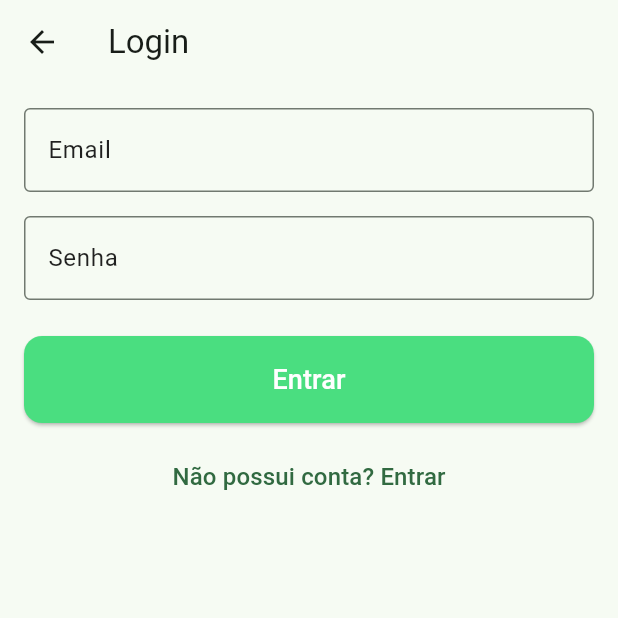
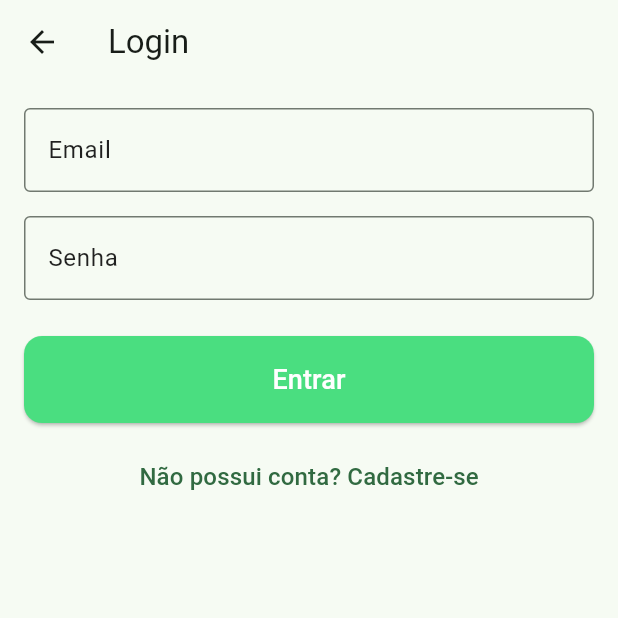
Before and after one commit to NatanTeixeiraVieira/garbage_classifier_mobile, a Flutter app: the screen it shows after launch, after a tap on "Cadastrar-se", after a tap on "Já possui conta? Entrar", on a phone screen of 412 x 824 dp, the top half of it. Run offline on Flutter 3.47's test engine with Material 3 defaults, Android fonts, the phone set to English and light mode, and no system bars.

Commit message:
fix: Adjust texts and initial navigation

```diff
--- a/lib/screens/home_screen.dart
+++ b/lib/screens/home_screen.dart
@@ -4,7 +4,6 @@ class HomeScreen extends StatelessWidget {
   const HomeScreen({super.key});
 
   void _startCamera(BuildContext context) {
-    // Aqui futuramente você chamaria a tela da câmera
     ScaffoldMessenger.of(context).showSnackBar(
       const SnackBar(content: Text("Abrir câmera para classificar o lixo")),
     );
@@ -58,7 +57,7 @@ class HomeScreen extends StatelessWidget {
                 onPressed: () => _startCamera(context),
                 icon: const Icon(Icons.camera_alt),
                 label: const Text(
-                  "Começar",
+                  "Escanear",
                   style: TextStyle(fontSize: 20),
                 ),
                 style: ElevatedButton.styleFrom(
--- a/lib/screens/login_screen.dart
+++ b/lib/screens/login_screen.dart
@@ -1,4 +1,5 @@
 import 'package:flutter/material.dart';
+import 'package:garbage_classifier_mobile/screens/home_screen.dart';
 import 'package:garbage_classifier_mobile/screens/register_screen.dart';
 
 class LoginScreen extends StatefulWidget {
@@ -19,18 +20,12 @@ class _LoginScreenState extends State<LoginScreen> {
       final email = _emailController.text;
       final password = _passwordController.text;
 
-      // Aqui você pode conectar com API, Firebase ou validar localmente
-      ScaffoldMessenger.of(context).showSnackBar(
-        SnackBar(content: Text("Usuário $email logado com sucesso!")),
-      );
+      Navigator.push(
+          context, MaterialPageRoute(builder: (context) => const HomeScreen()));
 
       _emailController.clear();
       _passwordController.clear();
     }
-  }
-
-  void _goToRegister() {
-    Navigator.pushReplacementNamed(context, '/register');
   }
 
   @override
@@ -96,7 +91,7 @@ class _LoginScreenState extends State<LoginScreen> {
                             builder: (context) => const RegisterScreen()));
                   },
                   child: const Text(
-                    "Não possui conta? Entrar",
+                    "Não possui conta? Cadastre-se",
                     style: TextStyle(fontSize: 16),
                   ),
                 ),
--- a/lib/screens/register_screen.dart
+++ b/lib/screens/register_screen.dart
@@ -21,6 +21,9 @@ class _RegisterScreenState extends State<RegisterScreen> {
       final name = _nameController.text;
       final email = _emailController.text;
       final password = _passwordController.text;
+
+      Navigator.push(
+          context, MaterialPageRoute(builder: (context) => const HomeScreen()));
     }
   }
 
@@ -83,13 +86,7 @@ class _RegisterScreenState extends State<RegisterScreen> {
               ),
               const SizedBox(height: 24),
               ElevatedButton(
-                onPressed: () {
-                  _register();
-                  Navigator.push(
-                      context,
-                      MaterialPageRoute(
-                          builder: (context) => const HomeScreen()));
-                },
+                onPressed: _register,
                 style: ElevatedButton.styleFrom(
                   padding: const EdgeInsets.symmetric(vertical: 16),
                 ),
```
